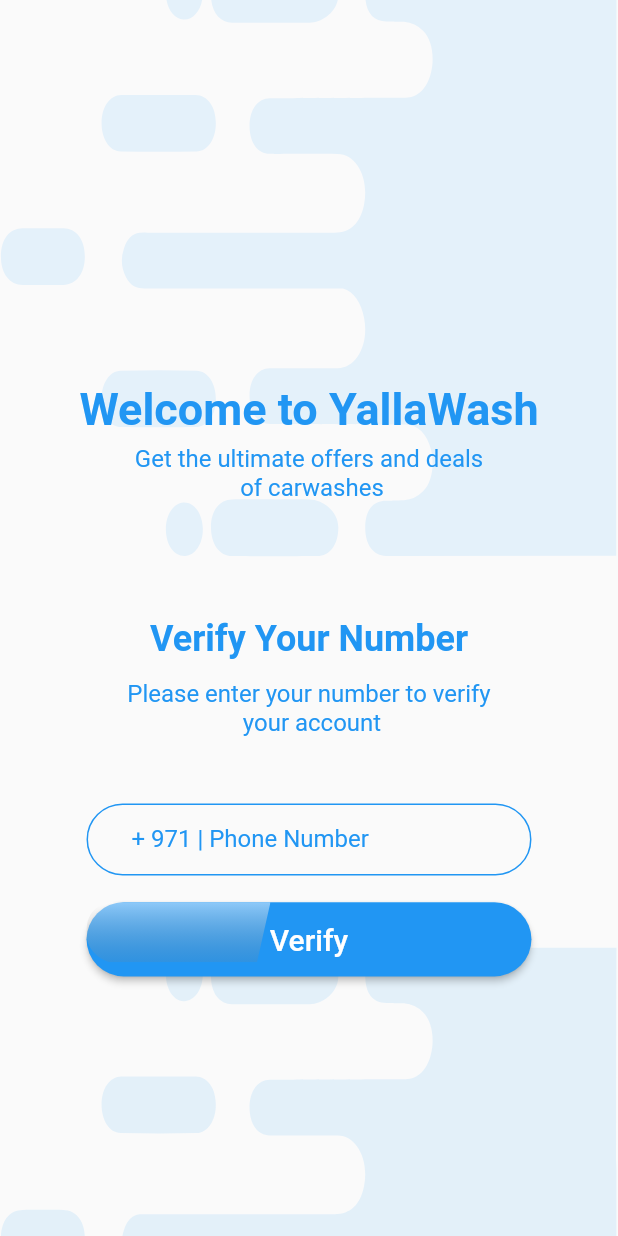
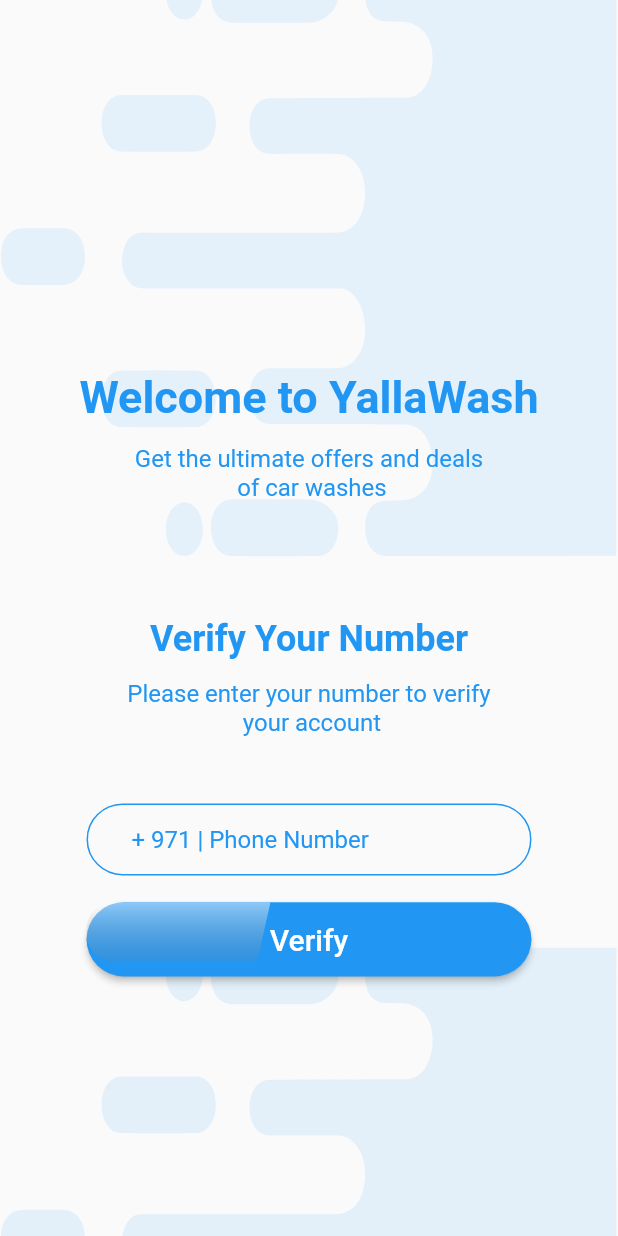
Before and after one commit to ycct/car_app, a Flutter app: the screen it shows after launch, on a phone screen of 412 x 824 dp. Run offline on Flutter 3.47's test engine with Material 2 defaults, Android fonts, the phone set to English and light mode, and no system bars; our stand-ins replace animated_bottom_navigation_bar, carousel_slider, flutter_svg, get.

Commit message:
editing constants, widgets, theme

```diff
--- a/lib/constants/app_constants.dart
+++ b/lib/constants/app_constants.dart
@@ -1,3 +1,6 @@
+import 'package:flutter/material.dart';
+
+const Color primaryColor = Colors.blue ;
 
 class AppConstants {
   static const myAppName = "YallaWash";
@@ -23,7 +26,7 @@ class AppConstants {
   static const profilePhotoUrl = "https://images.pexels.com/photos/5550397/pexels-photo-5550397.jpeg?cs=srgb&dl=pexels-agafonova-photo-5550397.jpg&fm=jpg";
   static const bodyText = "Text 2-3 Lines to Find the hot deals & offers around you text 2-3 lines to Find the hot deals offers";
   static const welcomeToYallaWash = "Welcome to YallaWash";
-  static const getTheUltimateOffers = "Get the ultimate offers and deals \n of carwashes";
+  static const getTheUltimateOffers = "Get the ultimate offers and deals \n of car washes";
   static const verifyYourNumber = "Verify Your Number";
   static const pleaseEnterYourNumber = "Please enter your number to verify \n your account";
   static const verify = "Verify";
--- a/lib/main.dart
+++ b/lib/main.dart
@@ -1,6 +1,7 @@
 import 'package:flutter/material.dart';
 import 'package:get/get_navigation/src/root/get_material_app.dart';
 import 'package:yallawashtest/bindings/bindings.dart';
+import 'package:yallawashtest/constants/app_constants.dart';
 import 'package:yallawashtest/routes/app_routes.dart';
 import 'package:yallawashtest/screens/home_screen/home_screen.dart';
 
@@ -25,12 +26,17 @@ class MyApp extends StatelessWidget {
 
   ThemeData buildThemeData(BuildContext context) {
     return ThemeData(
+      inputDecorationTheme: const InputDecorationTheme(
+        hintStyle: TextStyle(
+          color: primaryColor,
+        ),
+      ),
       primarySwatch: Colors.blue,
       scaffoldBackgroundColor: Colors.grey.shade50,
       textTheme: Theme.of(context).textTheme.apply(
-            bodyColor: Colors.blue,
+            bodyColor: primaryColor,
           ),
-
+      iconTheme: const IconThemeData(color: primaryColor),
     );
   }
 }
--- a/lib/screens/login_screen/login_screen.dart
+++ b/lib/screens/login_screen/login_screen.dart
@@ -24,11 +24,14 @@ class LoginScreen extends StatelessWidget {
           ),
           Positioned(
             top: context.dynamicHeight(0.3),
-            child: Padding(
-              padding: const EdgeInsets.all(8.0),
-              child: buildText(context, AppConstants.welcomeToYallaWash,
-                  Theme.of(context).textTheme.headline5?.copyWith(fontSize: AppConstants.defaultFont), FontWeight.bold),
-            ),
+            child: buildText(
+                context,
+                AppConstants.welcomeToYallaWash,
+                Theme.of(context)
+                    .textTheme
+                    .headline5
+                    ?.copyWith(fontSize: AppConstants.defaultFont),
+                FontWeight.bold),
           ),
           Positioned(
             top: context.dynamicHeight(0.36),
@@ -47,38 +50,25 @@ class LoginScreen extends StatelessWidget {
           ),
           Positioned(
             top: context.dynamicHeight(0.65),
-            child: SizedBox(
-              width: context.dynamicWidth(0.72),
-              height: context.dynamicWidth(0.12),
-              child: TextFormField(
-                keyboardType: TextInputType.number,
-                inputFormatters: <TextInputFormatter>[
-                  FilteringTextInputFormatter.allow(RegExp(r'[0-9]')),
-                ],
-                decoration: InputDecoration(
-                    contentPadding:
-                        const EdgeInsets.symmetric(horizontal: AppConstants.largePadding),
-                    enabledBorder: OutlineInputBorder(
-                        borderSide: const BorderSide(color: Colors.blue),
-                        borderRadius: BorderRadius.circular(
-                          AppConstants.largeRadius,
-                        )),
-                    labelText: "+ 971 | Phone Number",
-                    labelStyle: const TextStyle(color: Colors.blue)),
-              ),
-            ),
+            child: buildTextField(context),
           ),
           Positioned(
               top: context.dynamicHeight(0.73),
-              child: Stack(
+              child: buildElevatedButton(context))
+        ],
+      ),
+    ));
+  }
+
+  Stack buildElevatedButton(BuildContext context) {
+    return Stack(
       children: [
         SizedBox(
           width: context.dynamicWidth(0.72),
           height: context.dynamicWidth(0.12),
           child: ElevatedButton(
             style: ButtonStyle(
-                          shape:
-                              MaterialStateProperty.all<RoundedRectangleBorder>(
+                shape: MaterialStateProperty.all<RoundedRectangleBorder>(
                     RoundedRectangleBorder(
               borderRadius: BorderRadius.circular(35.0),
             ))),
@@ -91,12 +81,39 @@ class LoginScreen extends StatelessWidget {
             ),
           ),
         ),
-                  Positioned(child: SvgPicture.asset(ImagePaths.buttonShadow)),
+        Expanded(
+            child: SvgPicture.asset(
+          ImagePaths.buttonShadow,
+        )),
       ],
-              ))
+    );
+  }
+
+  SizedBox buildTextField(BuildContext context) {
+    return SizedBox(
+      width: context.dynamicWidth(0.72),
+      height: context.dynamicWidth(0.12),
+      child: TextFormField(
+        keyboardType: TextInputType.number,
+        inputFormatters: <TextInputFormatter>[
+          FilteringTextInputFormatter.allow(RegExp(r'[0-9]')),
         ],
+        decoration: InputDecoration(
+          contentPadding:
+              const EdgeInsets.symmetric(horizontal: AppConstants.largePadding),
+          border: OutlineInputBorder(
+              borderRadius: BorderRadius.circular(AppConstants.largePadding)),
+          enabledBorder: OutlineInputBorder(
+            borderSide: const BorderSide(color: Colors.blue),
+            borderRadius: BorderRadius.circular(
+              AppConstants.largeRadius,
             ),
-    ));
+          ),
+          // labelText: "+ 971 | Phone Number",
+          hintText: "+ 971 | Phone Number",
+        ),
+      ),
+    );
   }
 
   Text buildText(BuildContext context, String title, TextStyle? style,
@@ -104,7 +121,7 @@ class LoginScreen extends StatelessWidget {
     return Text(
       title,
       textAlign: TextAlign.center,
-      style: style?.copyWith(color: Colors.blue, fontWeight: fontWeight),
+      style: style?.copyWith(fontWeight: fontWeight),
     );
   }
 }
```
Also changed, not shown: lib/screens/home_screen/components/place_holder_card.dart (+67 -54 lines). Lines whose indentation alone changed are shown as unchanged.
